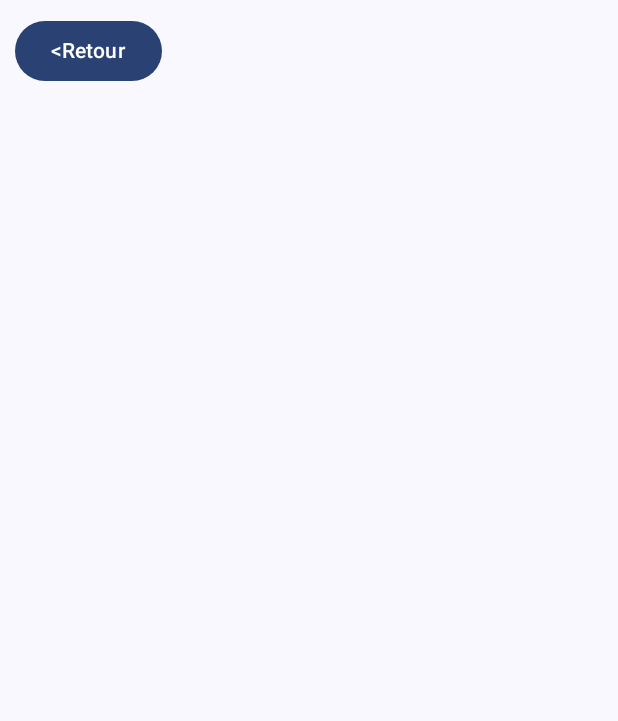
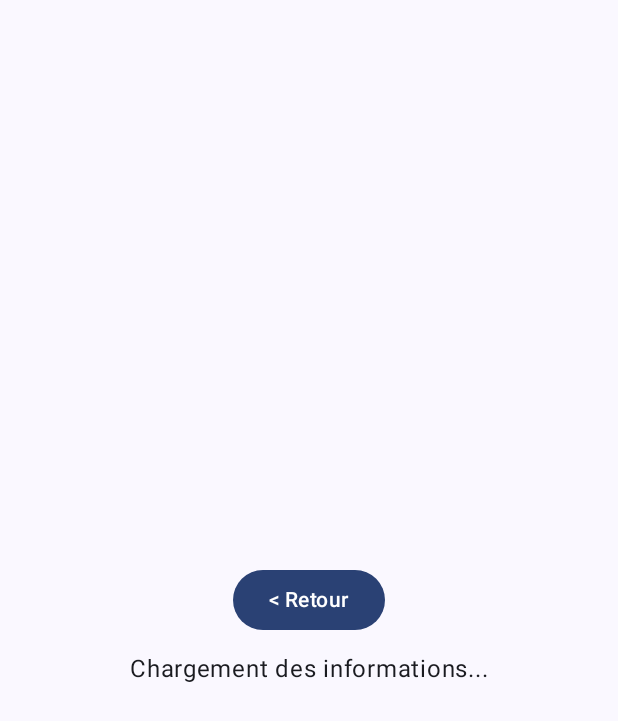
Before and after one commit to Romain795/Application_eval_DIIAGE_P2-VOYARD-Romain, an Android app built with Jetpack Compose: the composable DetailPokeScreen called with empty values, on a phone screen of 412 x 824 dp. Shown: the top 721 px of the screen. Run offline under Robolectric (Android 15) with nearby library versions, the phone set to English and light mode, and no system bars; pictures from the network do not load.

Commit message:
écran 1 qui fonctionne, detail ne s'affiche pas, manque read.me

```diff
--- a/app/build.gradle.kts
+++ b/app/build.gradle.kts
@@ -58,6 +58,7 @@ dependencies {
     debugImplementation(libs.androidx.ui.tooling)
     debugImplementation(libs.androidx.ui.test.manifest)
     implementation(libs.retrofit) //pour l'api
+    implementation(libs.coil.compose)
     implementation(libs.converter.gson) // Pour convertir JSON en objets Kotlin
     implementation(libs.kotlinx.coroutines.android) // Pour utiliser des coroutines
     implementation(libs.androidx.lifecycle.viewmodel.compose) // ViewModel pour Compose
--- a/app/src/main/AndroidManifest.xml
+++ b/app/src/main/AndroidManifest.xml
@@ -2,6 +2,8 @@
 <manifest xmlns:android="http://schemas.android.com/apk/res/android"
     xmlns:tools="http://schemas.android.com/tools">
 
+    <uses-permission android:name="android.permission.INTERNET" />
+    <uses-permission android:name="android.permission.ACCESS_NETWORK_STATE" />
     <uses-permission android:name="android.permission.VIBRATE" />
 
     <application
--- a/app/src/main/java/com/example/application_eval_diiage_p2_voyard_romain/Manager/SoundManager.kt
+++ b/app/src/main/java/com/example/application_eval_diiage_p2_voyard_romain/Manager/SoundManager.kt
@@ -35,5 +35,5 @@ class SoundManager(private val context: Context) {
         }
     }
 
-    //fun playButtonClickedSound() = playSound(R.raw.button_clicked_sound)
+    fun playButtonClickedSound() = playSound(R.raw.beep)
 }
--- /dev/null
+++ b/app/src/main/java/com/example/application_eval_diiage_p2_voyard_romain/domain/mocke/ListPokemonMocke.kt
@@ -0,0 +1,121 @@
+package com.example.application_eval_diiage_p2_voyard_romain.domain.mocke
+
+import com.example.application_eval_diiage_p2_voyard_romain.domain.models.Pokemon
+import com.example.application_eval_diiage_p2_voyard_romain.domain.models.Type
+import com.example.application_eval_diiage_p2_voyard_romain.domain.models.Ability
+
+/**
+ * Cela permer de simuler un appelle à la PokeAPI
+ */
+fun getMockedPokemon(): List<Pokemon> {
+    return listOf(
+        Pokemon(
+            id = 1,
+            name = "Bulbizarre",
+            types = listOf(Type(name = "Plante"), Type(name = "Poison")),
+            abilities = listOf(
+                Ability(name = "Engrais"),
+                Ability(name = "Chlorophylle")
+            ),
+            image = "https://raw.githubusercontent.com/PokeAPI/sprites/master/sprites/pokemon/1.png",
+            url = "https://pokeapi.co/api/v2/pokemon/1",
+            created = "1996-02-27"
+        ),
+        Pokemon(
+            id = 2,
+            name = "Herbizarre", // Nom en français
+            types = listOf(Type(name = "Plante"), Type(name = "Poison")),
+            abilities = listOf(
+                Ability(name = "Engrais"),
+                Ability(name = "Chlorophylle")
+            ),
+            image = "https://raw.githubusercontent.com/PokeAPI/sprites/master/sprites/pokemon/2.png",
+            url = "https://pokeapi.co/api/v2/pokemon/2",
+            created = "1996-02-27"
+        ),
+        Pokemon(
+            id = 3,
+            name = "Florizarre", // Nom en français
+            types = listOf(Type(name = "Plante"), Type(name = "Poison")),
+            abilities = listOf(
+                Ability(name = "Engrais"),
+                Ability(name = "Chlorophylle")
+            ),
+            image = "https://raw.githubusercontent.com/PokeAPI/sprites/master/sprites/pokemon/3.png",
+            url = "https://pokeapi.co/api/v2/pokemon/3",
+            created = "1996-02-27"
+        ),
+        Pokemon(
+            id = 4,
+            name = "Salamèche", // Nom en français
+            types = listOf(Type(name = "Feu")),
+            abilities = listOf(
+                Ability(name = "Brasier"),
+                Ability(name = "Solar Power")
+            ),
+            image = "https://raw.githubusercontent.com/PokeAPI/sprites/master/sprites/pokemon/4.png",
+            url = "https://pokeapi.co/api/v2/pokemon/4",
+            created = "1996-02-27"
+        ),
+        Pokemon(
+            id = 5,
+            name = "Reptincel", // Nom en français
+            types = listOf(Type(name = "Feu")),
+            abilities = listOf(
+                Ability(name = "Brasier"),
+                Ability(name = "Solar Power")
+            ),
+            image = "https://raw.githubusercontent.com/PokeAPI/sprites/master/sprites/pokemon/5.png",
+            url = "https://pokeapi.co/api/v2/pokemon/5",
+            created = "1996-02-27"
+        ),
+        Pokemon(
+            id = 6,
+            name = "Dracaufeu", // Nom en français
+            types = listOf(Type(name = "Feu"), Type(name = "Vol")),
+            abilities = listOf(
+                Ability(name = "Brasier"),
+                Ability(name = "Solar Power")
+            ),
+            image = "https://raw.githubusercontent.com/PokeAPI/sprites/master/sprites/pokemon/6.png",
+            url = "https://pokeapi.co/api/v2/pokemon/6",
+            created = "1996-02-27"
+        ),
+        Pokemon(
+            id = 7,
+            name = "Carapuce", // Nom en français
+            types = listOf(Type(name = "Eau")),
+            abilities = listOf(
+                Ability(name = "Torrent"),
+                Ability(name = "Pluie Fine")
+            ),
+            image = "https://raw.githubusercontent.com/PokeAPI/sprites/master/sprites/pokemon/7.png",
+            url = "https://pokeapi.co/api/v2/pokemon/7",
+            created = "1996-02-27"
+        ),
+        Pokemon(
+            id = 8,
+            name = "Carabaffe", // Nom en français
+            types = listOf(Type(name = "Eau")),
+            abilities = listOf(
+                Ability(name = "Torrent"),
+                Ability(name = "Pluie Fine")
+            ),
+            image = "https://raw.githubusercontent.com/PokeAPI/sprites/master/sprites/pokemon/8.png",
+            url = "https://pokeapi.co/api/v2/pokemon/8",
+            created = "1996-02-27"
+        ),
+        Pokemon(
+            id = 9,
+            name = "Tortank", // Nom en français
+            types = listOf(Type(name = "Eau")),
+            abilities = listOf(
+                Ability(name = "Torrent"),
+                Ability(name = "Pluie Fine")
+            ),
+            image = "https://raw.githubusercontent.com/PokeAPI/sprites/master/sprites/pokemon/9.png",
+            url = "https://pokeapi.co/api/v2/pokemon/9",
+            created = "1996-02-27"
+        )
+    )
+}
--- /dev/null
+++ b/app/src/main/java/com/example/application_eval_diiage_p2_voyard_romain/domain/models/Pokemon.kt
@@ -0,0 +1,19 @@
+package com.example.application_eval_diiage_p2_voyard_romain.domain.models
+
+data class Pokemon(
+    val id: Int,
+    val name: String,
+    val types: List<Type>,
+    val abilities: List<Ability>,
+    val image: String,
+    val url: String,
+    val created: String
+)
+
+data class Type(
+    val name: String
+)
+
+data class Ability(
+    val name: String
+)
--- a/app/src/main/java/com/example/application_eval_diiage_p2_voyard_romain/ui/screens/DetailPokeScreen.kt
+++ b/app/src/main/java/com/example/application_eval_diiage_p2_voyard_romain/ui/screens/DetailPokeScreen.kt
@@ -1,5 +1,6 @@
 package com.example.application_eval_diiage_p2_voyard_romain.ui.screens
 
+import androidx.compose.foundation.Image
 import androidx.compose.foundation.layout.Arrangement
 import androidx.compose.foundation.layout.Box
 import androidx.compose.foundation.layout.Column
@@ -9,53 +10,143 @@ import androidx.compose.foundation.layout.padding
 import androidx.compose.material3.Button
 import androidx.compose.material3.Text
 import androidx.compose.runtime.Composable
+import androidx.compose.runtime.LaunchedEffect
+import androidx.compose.runtime.collectAsState
+import androidx.compose.runtime.getValue
 import androidx.compose.ui.Alignment
 import androidx.compose.ui.Modifier
 import androidx.compose.ui.platform.LocalContext
+import androidx.compose.ui.text.style.TextAlign
 import androidx.compose.ui.tooling.preview.Preview
 import androidx.compose.ui.unit.dp
+import androidx.compose.ui.unit.sp
+import androidx.lifecycle.viewmodel.compose.viewModel
 import androidx.navigation.NavController
 import androidx.navigation.compose.rememberNavController
+import coil.compose.rememberImagePainter
 import com.example.application_eval_diiage_p2_voyard_romain.R
+import com.example.application_eval_diiage_p2_voyard_romain.domain.models.Ability
+import com.example.application_eval_diiage_p2_voyard_romain.domain.models.Pokemon
+import com.example.application_eval_diiage_p2_voyard_romain.domain.models.Type
 
 @Composable
 fun DetailPokeScreen(
     navController: NavController,
-    PokeName: String //Permet de passer en paramètre l'id du pokemon à afficher
+    pokemonId: Int // L'ID du Pokémon est passé en paramètre
 ) {
-    //Permet de gérer la langue de la page en fonction de la langue du context
     val context = LocalContext.current
-    val btnretour = context.getString(R.string.btn_retour)
+    val btnRetour = context.getString(R.string.btn_retour)
 
-    //bouton permettant de revenir à la liste des pokemon
-    Button(
-        modifier = Modifier
-            .padding(10.dp),
-        onClick = {
-            navController.navigate("ListPokemonRoute")
-        },
-        content = {
-            Text("<$btnretour")
+    // ViewModel pour gérer les données
+    val viewModel: DetailPokeViewmodels = viewModel()
+
+    // Charger les données du Pokémon au lancement de l'écran
+    LaunchedEffect(pokemonId) {
+        viewModel.fetchPokemonDetail(pokemonId)
+    }
+
+    val pokemon by viewModel.pokemonDetail.collectAsState()
+
+    // Interface utilisateur
+    Box(
+        modifier = Modifier.fillMaxSize(),
+        contentAlignment = Alignment.TopCenter
+    ) {
+        Column(
+            Modifier
+                .fillMaxSize()
+                .padding(10.dp),
+            horizontalAlignment = Alignment.CenterHorizontally,
+            verticalArrangement = Arrangement.Center
+        ) {
+            // Bouton pour retourner à la liste des Pokémon
+            Button(
+                modifier = Modifier.padding(10.dp),
+                onClick = {
+                    navController.navigate("ListPokemonRoute")
+                }
+            ) {
+                Text("< $btnRetour")
+            }
+
+            // Affichage des détails du Pokémon
+            if (pokemon == null) {
+                Text(text = "Chargement des informations...")
+            } else {
+                PokemonDetailContent(pokemon = pokemon!!)
+            }
         }
-    )
-    //on affiche les informations du pokemon
-    Column (
-        Modifier.fillMaxSize()
-            .padding(10.dp),
+    }
+}
+
+@Composable
+fun PokemonDetailContent(pokemon: Pokemon) {
+    Column(
         horizontalAlignment = Alignment.CenterHorizontally,
-        verticalArrangement = Arrangement.Center
-    ){
+        verticalArrangement = Arrangement.spacedBy(16.dp)
+    ) {
+        // Image du Pokémon
+        Image(
+            painter = rememberImagePainter(data = pokemon.image),
+            contentDescription = pokemon.name,
+            modifier = Modifier.padding(16.dp)
+        )
 
-        //on affiche pour le moment que son nom
-        Text(text=" $PokeName")
+        // Nom du Pokémon
+        Text(
+            text = pokemon.name,
+            fontSize = 24.sp,
+            textAlign = TextAlign.Center
+        )
 
+        // Types du Pokémon
+        Text(
+            text = "Types : ${pokemon.types.joinToString { it.name }}",
+            fontSize = 16.sp
+        )
+
+        // Capacités du Pokémon
+        Text(
+            text = "Capacités : ${pokemon.abilities.joinToString { it.name }}",
+            fontSize = 16.sp
+        )
+
+        // URL et date de création
+        Row {
+            Text(
+                text = "Créé le : ${pokemon.created}",
+                fontSize = 14.sp
+            )
+        }
+        Row {
+            Text(
+                text = "URL : ${pokemon.url}",
+                fontSize = 14.sp
+            )
+        }
     }
 }
 
 @Preview(showBackground = true)
 @Composable
-fun Previewdetails() {
-    DetailPokeScreen(
-        navController= rememberNavController(),
-        PokeName= "Yo"
-    )}
+fun PreviewDetails() {
+    val mockPokemon = Pokemon(
+        id = 1,
+        name = "Bulbizarre",
+        types = listOf(Type(name = "Plante"), Type(name = "Poison")),
+        abilities = listOf(
+            Ability(name = "Engrais"),
+            Ability(name = "Chlorophylle")
+        ),
+        image = "https://raw.githubusercontent.com/PokeAPI/sprites/master/sprites/pokemon/1.png",
+        url = "https://pokeapi.co/api/v2/pokemon/1",
+        created = "1996-02-27"
+    )
+
+    Box(
+        modifier = Modifier.fillMaxSize(),
+        contentAlignment = Alignment.TopCenter
+    ) {
+        PokemonDetailContent(pokemon = mockPokemon)
+    }
+}
--- a/app/src/main/java/com/example/application_eval_diiage_p2_voyard_romain/ui/screens/DetailPokeViewmodels.kt
+++ b/app/src/main/java/com/example/application_eval_diiage_p2_voyard_romain/ui/screens/DetailPokeViewmodels.kt
@@ -1,26 +1,19 @@
 package com.example.application_eval_diiage_p2_voyard_romain.ui.screens
 
 import androidx.lifecycle.ViewModel
-import androidx.lifecycle.viewModelScope
-import com.example.application_eval_diiage_p2_voyard_romain.data.PokemonDetailResponse
-import com.example.application_eval_diiage_p2_voyard_romain.data.RetrofitInstance
+import com.example.application_eval_diiage_p2_voyard_romain.domain.mocke.getMockedPokemon
+import com.example.application_eval_diiage_p2_voyard_romain.domain.models.Pokemon
 import kotlinx.coroutines.flow.MutableStateFlow
 import kotlinx.coroutines.flow.StateFlow
-import kotlinx.coroutines.launch
 
 class DetailPokeViewmodels : ViewModel() {
-    private val _pokemonDetails = MutableStateFlow<PokemonDetailResponse?>(null)
-    val pokemonDetails: StateFlow<PokemonDetailResponse?> = _pokemonDetails
 
-    fun fetchPokemonDetails(name: String) {
-        viewModelScope.launch {
-            try {
-                val response = RetrofitInstance.api.getPokemonDetails(name)
-                _pokemonDetails.value = response
-            } catch (e: Exception) {
-                e.printStackTrace()
-                _pokemonDetails.value = null // Gérer les erreurs
-            }
-        }
+    private val _pokemonDetail = MutableStateFlow<Pokemon?>(null) // État du Pokémon sélectionné
+    val pokemonDetail: StateFlow<Pokemon?> = _pokemonDetail        // Exposition de l'état
+
+    fun fetchPokemonDetail(pokemonId: Int) {
+        // Récupérer le Pokémon correspondant dans les données mockées
+        val pokemon = getMockedPokemon().find { it.id == pokemonId }
+        _pokemonDetail.value = pokemon
     }
 }
--- /dev/null
+++ b/app/src/main/res/values-night/themes_night.xml
@@ -0,0 +1,4 @@
+<?xml version="1.0" encoding="utf-8"?>
+<resources>
+    <style name="Theme.Application_eval_DIIAGE_P2VOYARDRomain" parent="android:ThemeOverlay.Material.Dark" />
+</resources>
--- a/gradle/libs.versions.toml
+++ b/gradle/libs.versions.toml
@@ -1,5 +1,6 @@
 [versions]
 agp = "8.7.2"
+coilCompose = "2.6.0"
 converterGson = "2.9.0"
 kotlin = "2.0.0"
 coreKtx = "1.15.0"
@@ -16,6 +17,7 @@ retrofit = "2.9.0"
 [libraries]
 androidx-core-ktx = { group = "androidx.core", name = "core-ktx", version.ref = "coreKtx" }
 androidx-lifecycle-viewmodel-compose = { module = "androidx.lifecycle:lifecycle-viewmodel-compose", version.ref = "lifecycleRuntimeKtx" }
+coil-compose = { module = "io.coil-kt:coil-compose", version.ref = "coilCompose" }
 converter-gson = { module = "com.squareup.retrofit2:converter-gson", version.ref = "converterGson" }
 junit = { group = "junit", name = "junit", version.ref = "junit" }
 androidx-junit = { group = "androidx.test.ext", name = "junit", version.ref = "junitVersion" }
```
Also changed, not shown: app/src/main/java/com/example/application_eval_diiage_p2_voyard_romain/MainActivity.kt (+4 -4 lines), app/src/main/java/com/example/application_eval_diiage_p2_voyard_romain/data/PokeAPIService.kt (deleted, +0 -49 lines), app/src/main/java/com/example/application_eval_diiage_p2_voyard_romain/data/RetrofitInstance.kt (deleted, +0 -14 lines), app/src/main/java/com/example/application_eval_diiage_p2_voyard_romain/ui/screens/ListPokeScreen.kt (+56 -15 lines), app/src/main/java/com/example/application_eval_diiage_p2_voyard_romain/ui/screens/ListPokeViewmodels.kt (+5 -4 lines), 3 other files.
